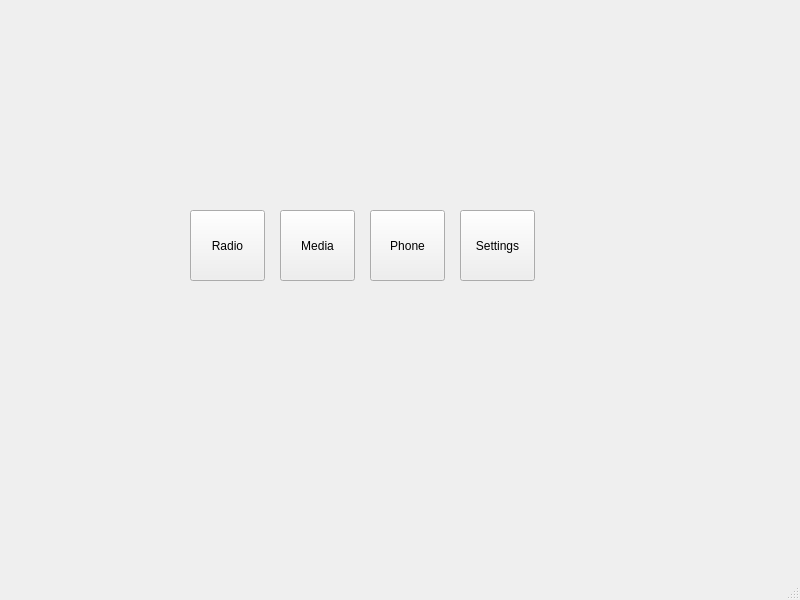
Before: the Qt Designer form hmi/main_window.ui in DMirella/HUApp, drawn with Qt 5.
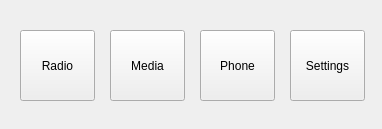
After: the same form once the commit is applied.

What changed in the file:
```diff
--- a/hmi/main_window.ui
+++ b/hmi/main_window.ui
@@ -6,8 +6,8 @@
    <rect>
     <x>0</x>
     <y>0</y>
-    <width>800</width>
-    <height>600</height>
+    <width>382</width>
+    <height>129</height>
    </rect>
   </property>
   <property name="windowTitle">
@@ -17,8 +17,8 @@
    <widget class="QPushButton" name="bRadio">
     <property name="geometry">
      <rect>
-      <x>190</x>
-      <y>210</y>
+      <x>20</x>
+      <y>30</y>
       <width>75</width>
       <height>71</height>
      </rect>
@@ -30,8 +30,8 @@
    <widget class="QPushButton" name="bMedia">
     <property name="geometry">
      <rect>
-      <x>280</x>
-      <y>210</y>
+      <x>110</x>
+      <y>30</y>
       <width>75</width>
       <height>71</height>
      </rect>
@@ -43,8 +43,8 @@
    <widget class="QPushButton" name="bPhone">
     <property name="geometry">
      <rect>
-      <x>370</x>
-      <y>210</y>
+      <x>200</x>
+      <y>30</y>
       <width>75</width>
       <height>71</height>
      </rect>
@@ -56,8 +56,8 @@
    <widget class="QPushButton" name="bSettings">
     <property name="geometry">
      <rect>
-      <x>460</x>
-      <y>210</y>
+      <x>290</x>
+      <y>30</y>
       <width>75</width>
       <height>71</height>
      </rect>
@@ -67,7 +67,6 @@
     </property>
    </widget>
   </widget>
-  <widget class="QStatusBar" name="statusbar"/>
  </widget>
  <resources/>
  <connections/>
```
